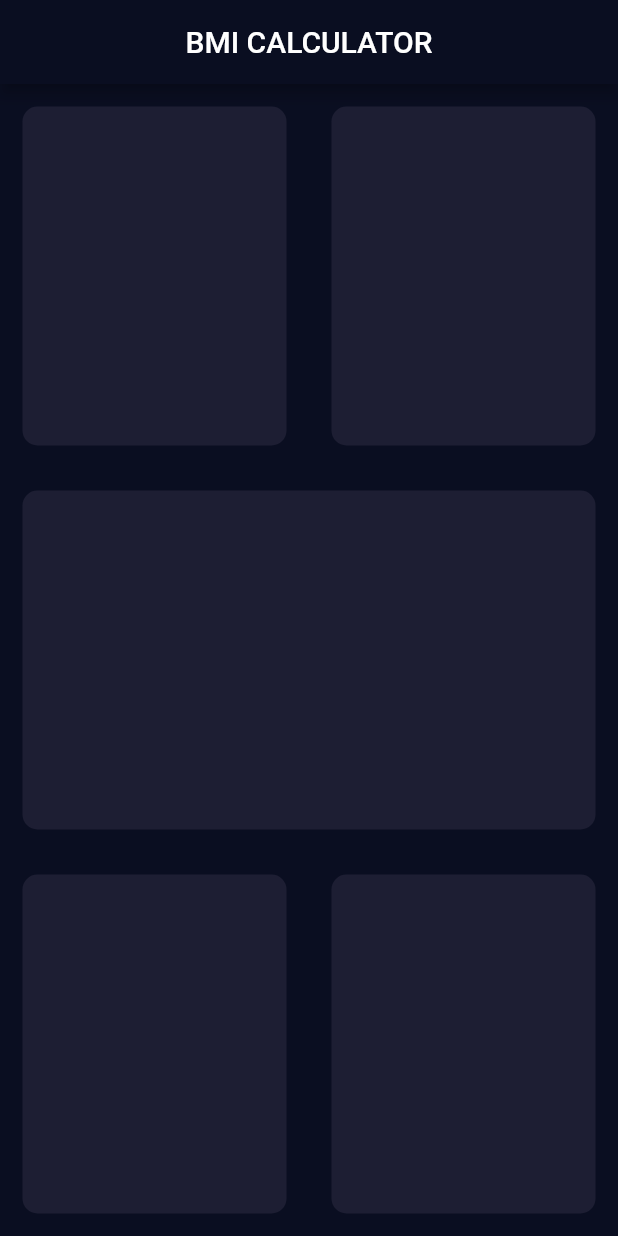
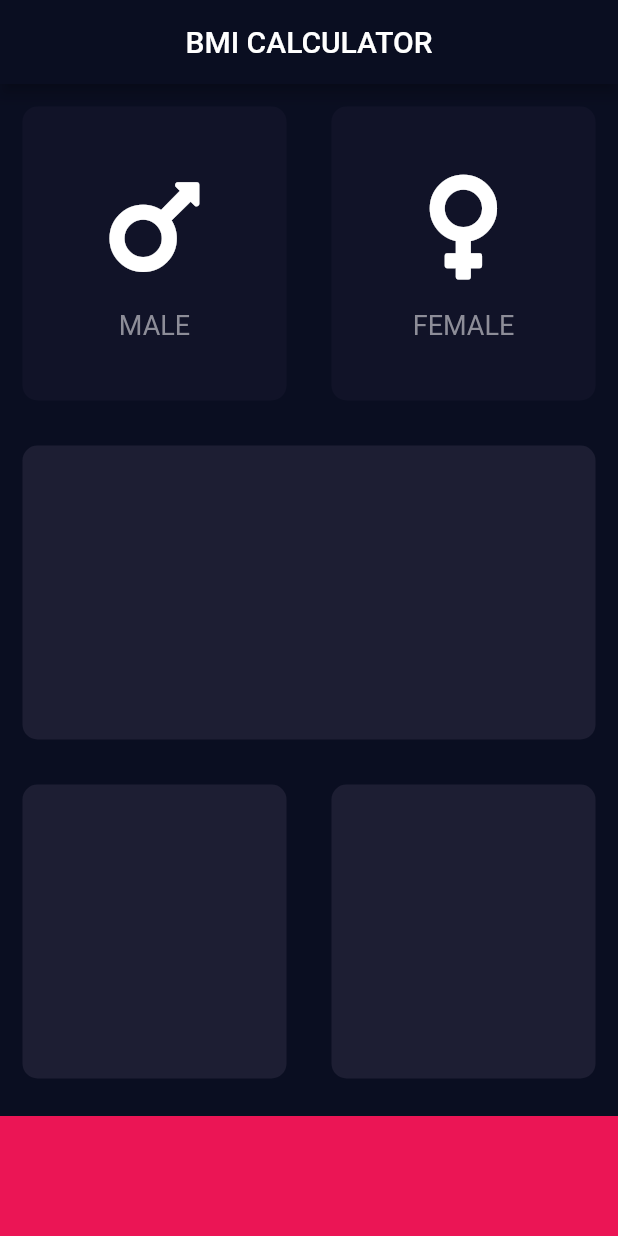
Before and after one commit to nikkashid/flutter_bmiCalculator, a Flutter app: the screen it shows after launch, on a phone screen of 412 x 824 dp. Run offline on Flutter 3.47's test engine with Material 2 defaults, Android fonts, the phone set to English and light mode, and no system bars; our stand-ins replace font_awesome_flutter.

Commit message:
Base code separation.

```diff
--- /dev/null
+++ b/lib/icon_content.dart
@@ -0,0 +1,33 @@
+import 'package:flutter/material.dart';
+
+const labelTextStyle = TextStyle(
+  fontSize: 18.0,
+  color: Color(0xFF8D8D98),
+);
+
+class IconContent extends StatelessWidget {
+  final IconData icon;
+  final String label;
+
+  IconContent(this.icon, this.label);
+
+  @override
+  Widget build(BuildContext context) {
+    return Column(
+      mainAxisAlignment: MainAxisAlignment.center,
+      children: [
+        Icon(
+          icon,
+          size: 80.0,
+        ),
+        SizedBox(
+          height: 15.0,
+        ),
+        Text(
+          label,
+          style: labelTextStyle,
+        )
+      ],
+    );
+  }
+}
--- a/lib/input_dart.dart
+++ b/lib/input_dart.dart
@@ -1,4 +1,14 @@
 import 'package:flutter/material.dart';
+import 'package:font_awesome_flutter/font_awesome_flutter.dart';
+
+import 'icon_content.dart';
+import 'reusable_card.dart';
+
+const bmiCalculator = 'BMI CALCULATOR';
+const bottomContainerHeight = 80.0;
+const activeCardColor = Color(0xFF1D1E33);
+const inactiveCardColor = Color(0xFF111328);
+const bottomContainerColor = Color(0xFFEB1555);
 
 class InputPage extends StatefulWidget {
   @override
@@ -6,50 +16,110 @@ class InputPage extends StatefulWidget {
 }
 
 class _InputPageState extends State<InputPage> {
+  Color maleCardColor = inactiveCardColor;
+  Color femaleCardColor = inactiveCardColor;
+
+  //1 - male , 2 - female
+  void updateColor(int gender) {
+    if (gender == 1) {
+      if (maleCardColor == inactiveCardColor) {
+        maleCardColor = activeCardColor;
+        femaleCardColor = inactiveCardColor;
+      } else {
+        maleCardColor = inactiveCardColor;
+        //femaleCardColor = activeCardColor;
+      }
+
+      /*maleCardColor = (maleCardColor == inactiveCardColor
+          ? maleCardColor = activeCardColor
+          : maleCardColor = inactiveCardColor);*/
+    } else {
+      /*femaleCardColor = (femaleCardColor == inactiveCardColor
+          ? femaleCardColor = activeCardColor
+          : femaleCardColor = inactiveCardColor);*/
+      if (femaleCardColor == inactiveCardColor) {
+        femaleCardColor = activeCardColor;
+        maleCardColor = inactiveCardColor;
+      } else {
+        femaleCardColor = inactiveCardColor;
+        //maleCardColor = activeCardColor;
+      }
+    }
+  }
+
   @override
   Widget build(BuildContext context) {
     return Scaffold(
       appBar: AppBar(
         centerTitle: true,
-        title: Text('BMI CALCULATOR'),
+        title: Text(bmiCalculator),
       ),
       body: Column(
         children: [
           Expanded(
-              child: Row(
-            children: [
-              Expanded(child: new ReusableCard()),
-              Expanded(child: new ReusableCard())
-            ],
-          )),
+            child: Row(
+              children: [
+                Expanded(
+                  child: GestureDetector(
+                    onTap: () {
+                      setState(() {
+                        updateColor(1);
+                      });
+                    },
+                    child: ReusableCard(
+                      maleCardColor,
+                      IconContent(FontAwesomeIcons.mars, 'MALE'),
+                    ),
+                  ),
+                ),
+                Expanded(
+                  child: GestureDetector(
+                    onTap: () {
+                      setState(() {
+                        updateColor(2);
+                      });
+                    },
+                    child: ReusableCard(
+                      femaleCardColor,
+                      IconContent(FontAwesomeIcons.venus, 'FEMALE'),
+                    ),
+                  ),
+                ),
+              ],
+            ),
+          ),
           Expanded(
-            child: ReusableCard(),
+            child: ReusableCard(
+              Color(0xFF1D1E33),
+              new Container(),
+            ),
           ),
           Expanded(
             child: Row(
               children: [
-                Expanded(child: new ReusableCard()),
-                Expanded(child: new ReusableCard())
+                Expanded(
+                  child: new ReusableCard(
+                    activeCardColor,
+                    new Container(),
+                  ),
+                ),
+                Expanded(
+                  child: new ReusableCard(
+                    activeCardColor,
+                    new Container(),
+                  ),
+                ),
               ],
             ),
           ),
+          Container(
+            color: bottomContainerColor,
+            margin: EdgeInsets.only(top: 10.0),
+            width: double.infinity,
+            height: bottomContainerHeight,
+          )
         ],
       ),
     );
   }
 }
-
-class ReusableCard extends StatelessWidget {
-  const ReusableCard({
-    Key? key,
-  }) : super(key: key);
-
-  @override
-  Widget build(BuildContext context) {
-    return Container(
-      margin: EdgeInsets.all(15.0),
-      decoration: BoxDecoration(
-          color: Color(0xFF1D1E33), borderRadius: BorderRadius.circular(10.0)),
-    );
-  }
-}
--- /dev/null
+++ b/lib/reusable_card.dart
@@ -0,0 +1,18 @@
+import 'package:flutter/material.dart';
+
+class ReusableCard extends StatelessWidget {
+  final Color bgColor;
+  final Widget cardChild;
+
+  ReusableCard(this.bgColor, this.cardChild);
+
+  @override
+  Widget build(BuildContext context) {
+    return Container(
+      child: cardChild,
+      margin: EdgeInsets.all(15.0),
+      decoration: BoxDecoration(
+          color: bgColor, borderRadius: BorderRadius.circular(10.0)),
+    );
+  }
+}
--- a/pubspec.yaml
+++ b/pubspec.yaml
@@ -28,6 +28,7 @@ dependencies:
   # The following adds the Cupertino Icons font to your application.
   # Use with the CupertinoIcons class for iOS style icons.
   cupertino_icons: ^1.0.2
+  font_awesome_flutter: ^9.0.0
 
 dev_dependencies:
   flutter_test:
```
Also changed, not shown: pubspec.lock, 1 other file.
